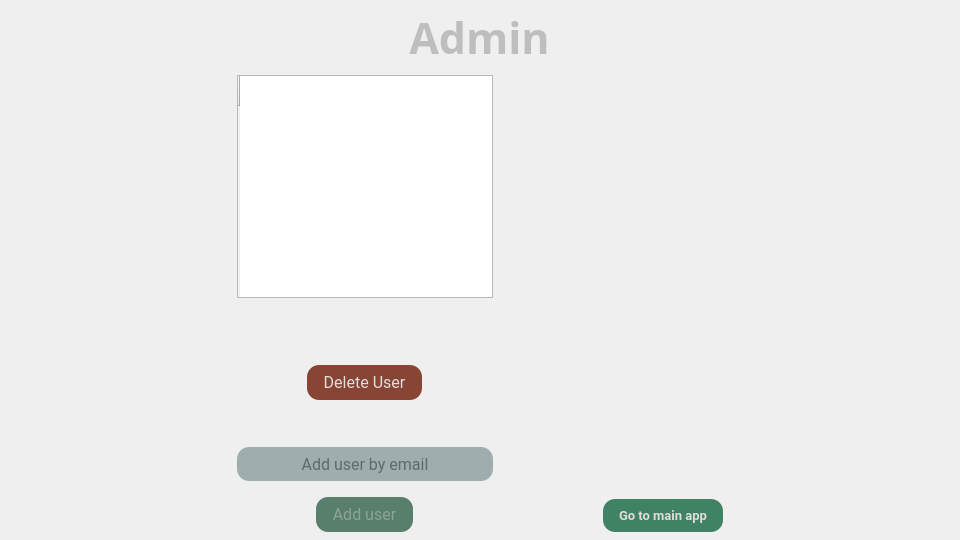
First picture: the form in ciit/resources/ui/admin_window.ui, repository ionutsilviu3/CIIT, before the edit.
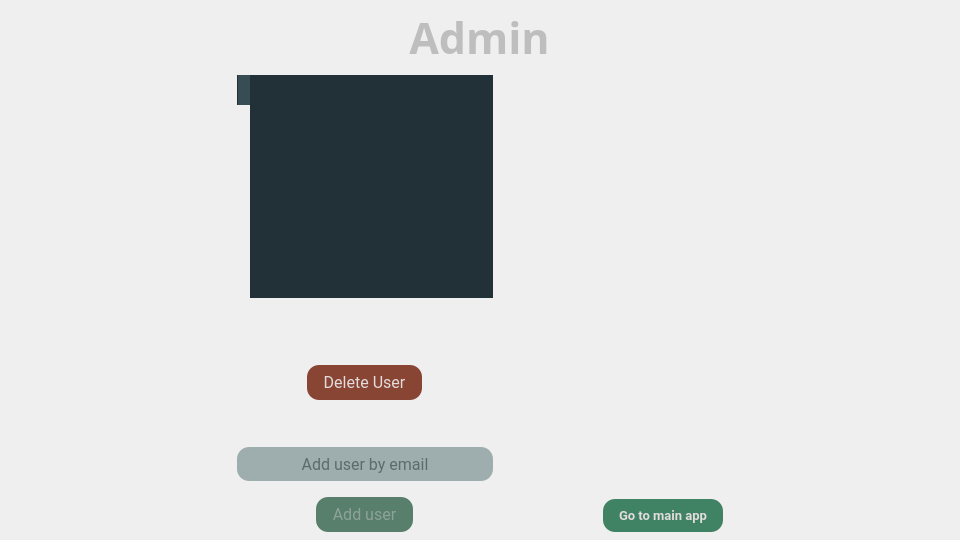
Second picture: the form after the edit.

```diff
--- a/ciit/resources/ui/admin_window.ui
+++ b/ciit/resources/ui/admin_window.ui
@@ -108,7 +108,40 @@
         </size>
        </property>
        <property name="styleSheet">
-        <string notr="true"/>
+        <string notr="true">QTableWidget {
+    background-color: rgb(34, 48, 56);
+    border: none;
+    font: 12pt &quot;Roboto&quot;;
+}
+
+QTableWidget::item {
+    padding: 12px;
+}
+
+QHeaderView::section {
+    background-color: #384C53;
+    color: rgb(226, 220, 220);
+    padding: 5px;
+    border: none;
+    font: 12pt &quot;Roboto&quot;;
+}
+
+QHeaderView::section {
+	border-left: 1px solid rgb(34, 48, 56);
+}
+</string>
+       </property>
+       <property name="alternatingRowColors">
+        <bool>true</bool>
+       </property>
+       <property name="selectionBehavior">
+        <enum>QAbstractItemView::SelectionBehavior::SelectRows</enum>
+       </property>
+       <property name="sortingEnabled">
+        <bool>true</bool>
+       </property>
+       <property name="cornerButtonEnabled">
+        <bool>false</bool>
        </property>
        <row>
         <property name="text">
```
